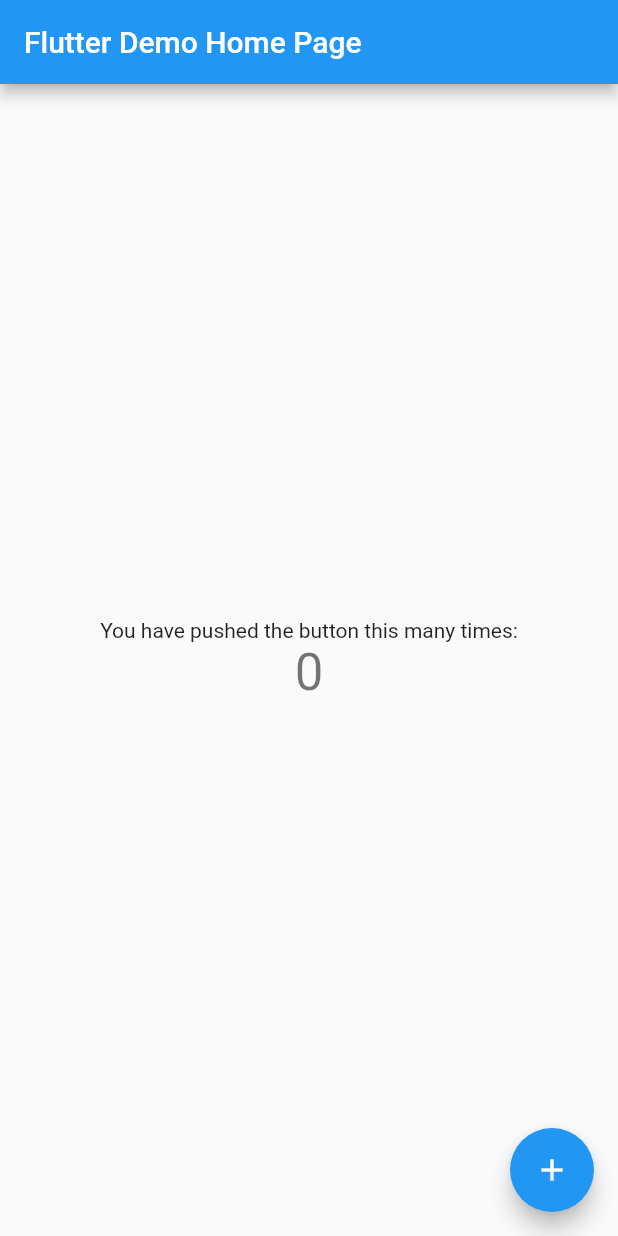
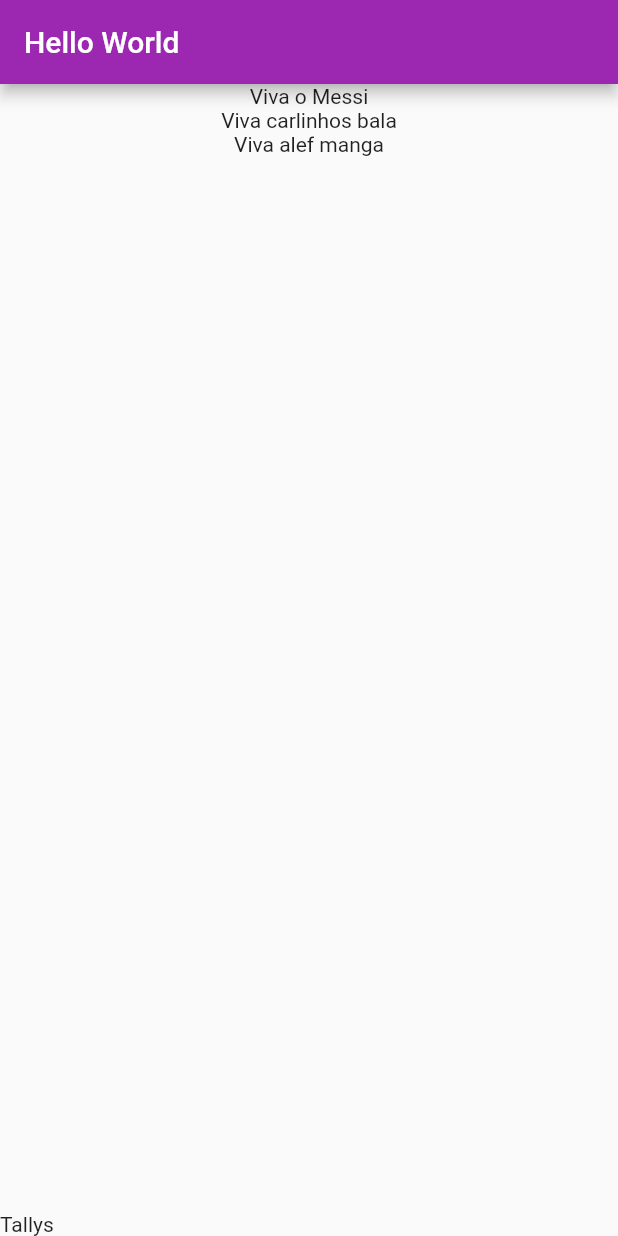
Before and after one commit to italo-mauricio/Flutter_POO1, a Flutter app: the screen it shows after launch, on a phone screen of 412 x 824 dp. Run offline on Flutter 3.47's test engine with Material 2 defaults, Android fonts, the phone set to English and light mode, and no system bars.

Commit message:
iniciando projeto

```diff
--- a/first_project/lib/main.dart
+++ b/first_project/lib/main.dart
@@ -1,9 +1,21 @@
+import 'package:flutter/material.dart';
+
 import 'package:flutter/material.dart';
 
 void main() {
-  runApp(const MyApp());
+  MaterialApp app = MaterialApp(
+      theme: ThemeData(primarySwatch: Colors.purple),
+      home: Scaffold(
+          appBar: AppBar(title: Text("Hello World")),
+          body: Center(
+              child: Column(children: [
+            Text("Viva o Messi"),
+            Text("Viva carlinhos bala"),
+            Text("Viva alef manga")
+          ])),
+          bottomNavigationBar: Text("Tallys")));
+  runApp(app);
 }
-
 class MyApp extends StatelessWidget {
   const MyApp({super.key});
 
```
